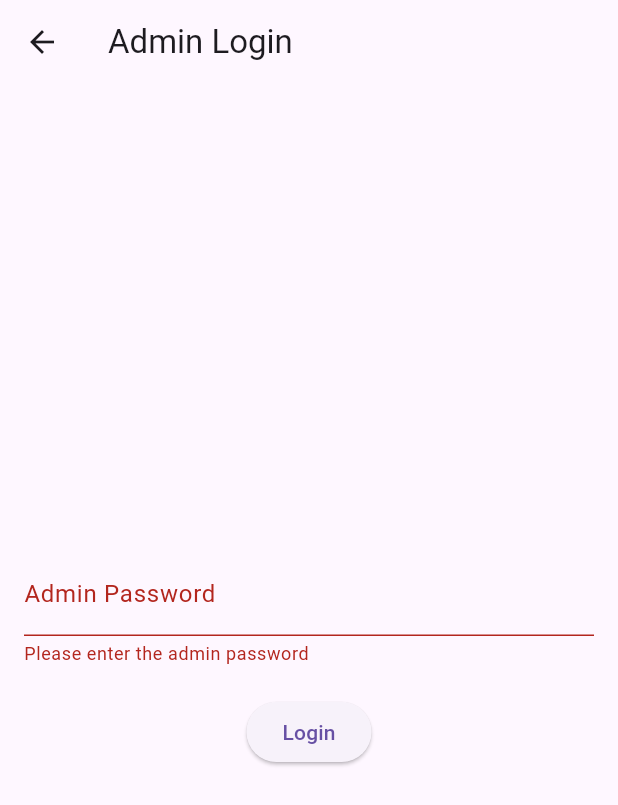
After one commit to Bprathmesh/Notif-swift, a Flutter app: the AdminLoginPage screen opened directly, after a tap on "Login", on a phone screen of 412 x 824 dp. The commit adds this screen. Shown: the top 805 px of the screen. Run offline on Flutter 3.47's test engine with Material 3 defaults, Android fonts, the phone set to English and light mode, and no system bars; our stand-ins replace cloud_firestore, cloud_functions, firebase_auth, firebase_core, firebase_messaging, flutter_local_notifications and 3 more; accounts and stored records are empty.

Commit message:
Added the admin panel

```diff
--- a/lib/l10n/intl_en.arb
+++ b/lib/l10n/intl_en.arb
@@ -133,6 +133,17 @@
   "notificationBody": "Notification Body",
   "scheduledTime": "Scheduled Time",
   "pleaseEnterTitle": "Please enter a title",
-  "pleaseEnterBody": "Please enter a body"
+  "pleaseEnterBody": "Please enter a body",
+  "adminLogin": "Admin Login",
+  "adminPassword": "Admin Password",
+  "pleaseEnterPassword": "Please enter the admin password",
+  "invalidAdminPassword": "Invalid admin password",
+  "login": "Login",
+  "adminPanel": "Admin Panel",
+  "errorLoadingUsers": "Error loading users: {error}",
+  "userDeletedSuccessfully": "User deleted successfully",
+  "errorDeletingUser": "Error deleting user"
+
+
 
 }
--- a/lib/main.dart
+++ b/lib/main.dart
@@ -1,6 +1,7 @@
 import 'package:flutter/material.dart';
 import 'package:flutter_localizations/flutter_localizations.dart';
 import 'package:mypushnotifications/generated/l10n.dart';
+import 'package:mypushnotifications/pages/admin_page.dart';
 import 'package:mypushnotifications/pages/home_page.dart';
 import 'package:mypushnotifications/pages/sign_in_page.dart';
 import 'package:mypushnotifications/pages/register_page.dart';
@@ -59,6 +60,7 @@ class MyApp extends StatelessWidget {
         '/register': (context) => const RegisterPage(),
         '/notification_history': (context) => const NotificationHistoryPage(),
         '/preferences': (context) => const PreferencesPage(),
+        '/admin': (context) => const AdminPage()
       },
         );
       },
--- a/lib/models/user.dart
+++ b/lib/models/user.dart
@@ -11,7 +11,7 @@ class User {
   final List<String> interests;
   final DateTime lastLogin;
   final DateTime createdAt;
-  final String preferredLanguage; // New field
+  final String preferredLanguage;
 
   User({
     required this.id,
@@ -24,12 +24,12 @@ class User {
     required this.interests,
     required this.lastLogin,
     required this.createdAt,
-    required this.preferredLanguage, // New field
+    required this.preferredLanguage,
   });
 
-  factory User.fromMap(Map<String, dynamic> map) {
+  factory User.fromMap(Map<String, dynamic> map, String id) {
   return User(
-      id: map['id'] as String? ?? '',
+    id: id,
     name: map['name'] as String? ?? '',
     email: map['email'] as String? ?? '',
     receivePromotions: map['receivePromotions'] as bool? ?? false,
@@ -39,10 +39,9 @@ class User {
     interests: List<String>.from(map['interests'] ?? []),
     lastLogin: (map['lastLogin'] as Timestamp?)?.toDate() ?? DateTime.now(),
     createdAt: (map['createdAt'] as Timestamp?)?.toDate() ?? DateTime.now(),
-      preferredLanguage: map['preferredLanguage'] as String? ?? 'en', // New field
+    preferredLanguage: map['preferredLanguage'] as String? ?? 'en',
   );
 }
-
   Map<String, dynamic> toMap() {
     return {
       'id': id,
--- /dev/null
+++ b/lib/pages/admin_login_page.dart
@@ -0,0 +1,70 @@
+// lib/pages/admin_login_page.dart
+
+import 'package:flutter/material.dart';
+import 'package:mypushnotifications/services/admin_auth_service.dart';
+import 'package:mypushnotifications/pages/admin_page.dart';
+import 'package:mypushnotifications/generated/l10n.dart';
+
+class AdminLoginPage extends StatefulWidget {
+  const AdminLoginPage({Key? key}) : super(key: key);
+
+  @override
+  _AdminLoginPageState createState() => _AdminLoginPageState();
+}
+
+class _AdminLoginPageState extends State<AdminLoginPage> {
+  final TextEditingController _passwordController = TextEditingController();
+  final _formKey = GlobalKey<FormState>();
+
+  void _login() {
+    if (_formKey.currentState!.validate()) {
+      if (AdminAuthService.verifyAdminPassword(_passwordController.text)) {
+        Navigator.of(context).pushReplacement(
+          MaterialPageRoute(builder: (context) => const AdminPage()),
+        );
+      } else {
+        ScaffoldMessenger.of(context).showSnackBar(
+          SnackBar(content: Text(S.of(context).invalidAdminPassword)),
+        );
+      }
+    }
+  }
+
+  @override
+  Widget build(BuildContext context) {
+    return Scaffold(
+      appBar: AppBar(
+        title: Text(S.of(context).adminLogin),
+      ),
+      body: Padding(
+        padding: const EdgeInsets.all(16.0),
+        child: Form(
+          key: _formKey,
+          child: Column(
+            mainAxisAlignment: MainAxisAlignment.center,
+            children: [
+              TextFormField(
+                controller: _passwordController,
+                obscureText: true,
+                decoration: InputDecoration(
+                  labelText: S.of(context).adminPassword,
+                ),
+                validator: (value) {
+                  if (value == null || value.isEmpty) {
+                    return S.of(context).pleaseEnterPassword;
+                  }
+                  return null;
+                },
+              ),
+              const SizedBox(height: 20),
+              ElevatedButton(
+                onPressed: _login,
+                child: Text(S.of(context).login),
+              ),
+            ],
+          ),
+        ),
+      ),
+    );
+  }
+}
--- a/lib/pages/preferences_page.dart
+++ b/lib/pages/preferences_page.dart
@@ -42,7 +42,7 @@ class _PreferencesPageState extends State<PreferencesPage> {
   final userDoc = await _firestore.collection('users').doc(userId).get();
 
   if (userDoc.exists) {
-      _user = AppUser.User.fromMap(userDoc.data()!..['id'] = userId);
+    _user = AppUser.User.fromMap(userDoc.data() ?? {}, userId);
   } else {
     // Handle the case where the user document doesn't exist
     _user = AppUser.User(
@@ -66,7 +66,6 @@ class _PreferencesPageState extends State<PreferencesPage> {
     _isLoading = false;
   });
 }
-
   Future<void> _savePreferences() async {
     setState(() {
       _isLoading = true;
--- /dev/null
+++ b/lib/services/admin_auth_service.dart
@@ -0,0 +1,10 @@
+// lib/services/admin_auth_service.dart
+
+class AdminAuthService {
+  // This should be a secure, hashed password in a real application
+  static const String _adminPassword = 'admin123';
+
+  static bool verifyAdminPassword(String password) {
+    return password == _adminPassword;
+  }
+}
--- a/lib/services/notification_service.dart
+++ b/lib/services/notification_service.dart
@@ -213,7 +213,7 @@ class NotificationService {
       DocumentSnapshot userDoc = await _firestore.collection('users').doc(userId).get();
 
       if (userDoc.exists) {
-        AppUser.User appUser = AppUser.User.fromMap(userDoc.data() as Map<String, dynamic>);
+        AppUser.User appUser = AppUser.User.fromMap(userDoc.data() as Map<String, dynamic>, userDoc.id);
 
         if (appUser.receiveNotifications) {
           String personalizedTitle = S.of(context).hello(appUser.name);
```
Also changed, not shown: lib/l10n/intl_es.arb (+11 -1 lines), lib/pages/admin_page.dart (added, +96 -0 lines), lib/pages/home_page.dart (+10 -0 lines), lib/services/auth_service.dart (+21 -0 lines), lib/generated/intl/messages_en.dart, lib/generated/intl/messages_es.dart, lib/generated/l10n.dart. Lines whose indentation alone changed are shown as unchanged.
